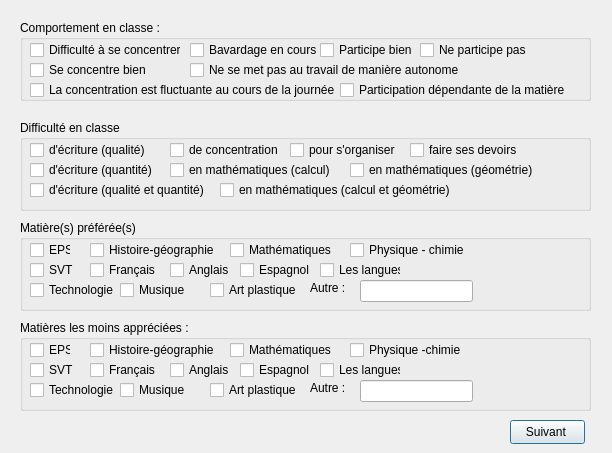
Old version of the form interface3.ui in the repository flo91360/TrameErgo.
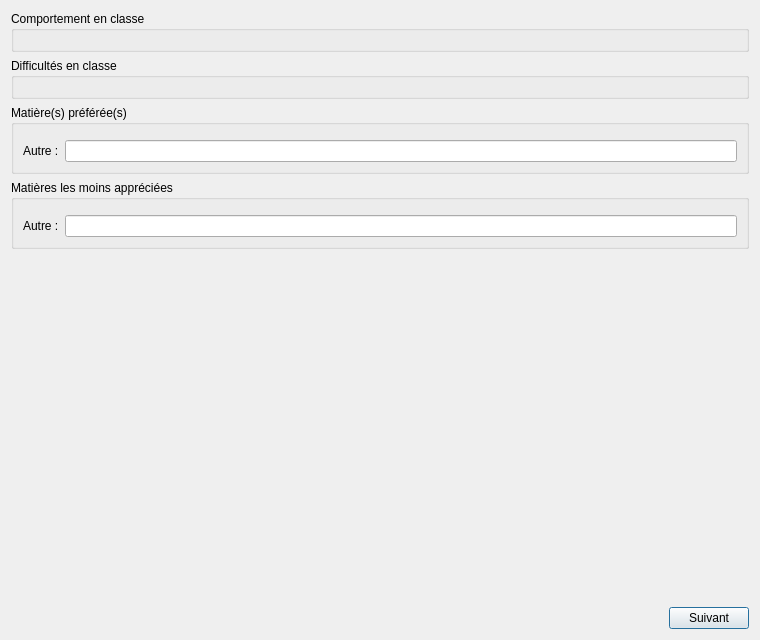
New version of the form. Custom widgets are drawn as their Qt base class.

```diff
--- a/interface3.ui
+++ b/interface3.ui
@@ -2,662 +2,91 @@
 <ui version="4.0">
  <class>Interface3</class>
  <widget class="QDialog" name="Interface3">
-  <property name="geometry">
-   <rect>
-    <x>0</x>
-    <y>0</y>
-    <width>612</width>
-    <height>453</height>
-   </rect>
-  </property>
-  <property name="windowTitle">
-   <string>Dialog</string>
-  </property>
-  <widget class="QGroupBox" name="groupBoxDifficultesClasse">
-   <property name="geometry">
-    <rect>
-     <x>20</x>
-     <y>120</y>
-     <width>571</width>
-     <height>91</height>
-    </rect>
-   </property>
-   <property name="title">
-    <string>Difficulté en classe </string>
-   </property>
-   <widget class="QCheckBox" name="checkBoxEcritureQualite">
-    <property name="geometry">
-     <rect>
-      <x>10</x>
-      <y>20</y>
-      <width>131</width>
-      <height>20</height>
-     </rect>
-    </property>
-    <property name="text">
-     <string>d'écriture (qualité)</string>
-    </property>
-   </widget>
-   <widget class="QCheckBox" name="checkBoxEcritureQuantite">
-    <property name="geometry">
-     <rect>
-      <x>10</x>
-      <y>40</y>
-      <width>131</width>
-      <height>20</height>
-     </rect>
-    </property>
-    <property name="text">
-     <string>d'écriture (quantité)</string>
-    </property>
-   </widget>
-   <widget class="QCheckBox" name="checkBoxEcritureQualiteQuantite">
-    <property name="geometry">
-     <rect>
-      <x>10</x>
-      <y>60</y>
-      <width>191</width>
-      <height>20</height>
-     </rect>
-    </property>
-    <property name="text">
-     <string>d'écriture (qualité et quantité)</string>
-    </property>
-   </widget>
-   <widget class="QCheckBox" name="checkBoxDCConcentration">
-    <property name="geometry">
-     <rect>
-      <x>150</x>
-      <y>20</y>
-      <width>111</width>
-      <height>20</height>
-     </rect>
-    </property>
-    <property name="text">
-     <string>de concentration </string>
-    </property>
-   </widget>
-   <widget class="QCheckBox" name="checkBoxMathematiquesCalcul">
-    <property name="geometry">
-     <rect>
-      <x>150</x>
-      <y>40</y>
-      <width>161</width>
-      <height>20</height>
-     </rect>
-    </property>
-    <property name="text">
-     <string>en mathématiques (calcul)</string>
-    </property>
-   </widget>
-   <widget class="QCheckBox" name="checkBoxMathematiquesCalculGeometrie">
-    <property name="geometry">
-     <rect>
-      <x>200</x>
-      <y>60</y>
-      <width>231</width>
-      <height>20</height>
-     </rect>
-    </property>
-    <property name="text">
-     <string>en mathématiques (calcul et géométrie)</string>
-    </property>
-   </widget>
-   <widget class="QCheckBox" name="checkBoxMathematiquesGeometrie">
-    <property name="geometry">
-     <rect>
-      <x>330</x>
-      <y>40</y>
-      <width>191</width>
-      <height>20</height>
-     </rect>
-    </property>
-    <property name="text">
-     <string>en mathématiques (géométrie)</string>
-    </property>
-   </widget>
-   <widget class="QCheckBox" name="checkBoxOrganiser">
-    <property name="geometry">
-     <rect>
-      <x>270</x>
-      <y>20</y>
-      <width>111</width>
-      <height>20</height>
-     </rect>
-    </property>
-    <property name="text">
-     <string>pour s'organiser</string>
-    </property>
-   </widget>
-   <widget class="QCheckBox" name="checkBoxFaireDevoirs">
-    <property name="geometry">
-     <rect>
-      <x>390</x>
-      <y>20</y>
-      <width>111</width>
-      <height>20</height>
-     </rect>
-    </property>
-    <property name="text">
-     <string>faire ses devoirs</string>
-    </property>
-   </widget>
-  </widget>
-  <widget class="QGroupBox" name="groupBoxMatieresPreferees">
-   <property name="geometry">
-    <rect>
-     <x>20</x>
-     <y>220</y>
-     <width>571</width>
-     <height>91</height>
-    </rect>
-   </property>
-   <property name="title">
-    <string>Matière(s) préférée(s)</string>
-   </property>
-   <widget class="QCheckBox" name="checkBoxPrefereEPS">
-    <property name="geometry">
-     <rect>
-      <x>10</x>
-      <y>20</y>
-      <width>41</width>
-      <height>20</height>
-     </rect>
-    </property>
-    <property name="text">
-     <string>EPS</string>
-    </property>
-   </widget>
-   <widget class="QCheckBox" name="checkBoxPrefereSVT">
-    <property name="geometry">
-     <rect>
-      <x>10</x>
-      <y>40</y>
-      <width>76</width>
-      <height>20</height>
-     </rect>
-    </property>
-    <property name="text">
-     <string>SVT</string>
-    </property>
-   </widget>
-   <widget class="QCheckBox" name="checkBoxPrefereTechnologie">
-    <property name="geometry">
-     <rect>
-      <x>10</x>
-      <y>60</y>
-      <width>91</width>
-      <height>20</height>
-     </rect>
-    </property>
-    <property name="text">
-     <string>Technologie</string>
-    </property>
-   </widget>
-   <widget class="QCheckBox" name="checkBoxPrefereHistoireGeographie">
-    <property name="geometry">
-     <rect>
-      <x>70</x>
-      <y>20</y>
-      <width>141</width>
-      <height>20</height>
-     </rect>
-    </property>
-    <property name="text">
-     <string>Histoire-géographie</string>
-    </property>
-   </widget>
-   <widget class="QCheckBox" name="checkBoxPrefereFrancais">
-    <property name="geometry">
-     <rect>
-      <x>70</x>
-      <y>40</y>
-      <width>76</width>
-      <height>20</height>
-     </rect>
-    </property>
-    <property name="text">
-     <string>Français </string>
-    </property>
-   </widget>
-   <widget class="QCheckBox" name="checkBoxPrefereMusique">
-    <property name="geometry">
-     <rect>
-      <x>100</x>
-      <y>60</y>
-      <width>76</width>
-      <height>20</height>
-     </rect>
-    </property>
-    <property name="text">
-     <string>Musique </string>
-    </property>
-   </widget>
-   <widget class="QCheckBox" name="checkBoxPrefereArtsPlastique">
-    <property name="geometry">
-     <rect>
-      <x>190</x>
-      <y>60</y>
-      <width>91</width>
-      <height>20</height>
-     </rect>
-    </property>
-    <property name="text">
-     <string>Art plastique</string>
-    </property>
-   </widget>
-   <widget class="QCheckBox" name="checkBoxPrefereAnglais">
-    <property name="geometry">
-     <rect>
-      <x>150</x>
-      <y>40</y>
-      <width>76</width>
-      <height>20</height>
-     </rect>
-    </property>
-    <property name="text">
-     <string>Anglais</string>
-    </property>
-   </widget>
-   <widget class="QCheckBox" name="checkBoxPrefereEspagnol">
-    <property name="geometry">
-     <rect>
-      <x>220</x>
-      <y>40</y>
-      <width>76</width>
-      <height>20</height>
-     </rect>
-    </property>
-    <property name="text">
-     <string>Espagnol</string>
-    </property>
-   </widget>
-   <widget class="QCheckBox" name="checkBoxPrefereLangues">
-    <property name="geometry">
-     <rect>
-      <x>300</x>
-      <y>40</y>
-      <width>81</width>
-      <height>20</height>
-     </rect>
-    </property>
-    <property name="text">
-     <string>Les langues</string>
-    </property>
-   </widget>
-   <widget class="QCheckBox" name="checkBoxPrefereMathematiques">
-    <property name="geometry">
-     <rect>
-      <x>210</x>
-      <y>20</y>
-      <width>111</width>
-      <height>20</height>
-     </rect>
-    </property>
-    <property name="text">
-     <string>Mathématiques </string>
-    </property>
-   </widget>
-   <widget class="QCheckBox" name="checkBoxPreferePhysiqueChimie">
-    <property name="geometry">
-     <rect>
-      <x>330</x>
-      <y>20</y>
-      <width>121</width>
-      <height>20</height>
-     </rect>
-    </property>
-    <property name="text">
-     <string>Physique - chimie</string>
-    </property>
-   </widget>
-   <widget class="QLabel" name="labelAutreMatierePrefere">
-    <property name="geometry">
-     <rect>
-      <x>290</x>
-      <y>60</y>
-      <width>49</width>
-      <height>16</height>
-     </rect>
-    </property>
-    <property name="text">
-     <string>Autre :</string>
-    </property>
-   </widget>
-   <widget class="QLineEdit" name="lineEditMatierePrefere">
-    <property name="geometry">
-     <rect>
-      <x>340</x>
-      <y>60</y>
-      <width>113</width>
-      <height>22</height>
-     </rect>
-    </property>
-   </widget>
-  </widget>
-  <widget class="QGroupBox" name="groupBoxComportementClasse">
-   <property name="geometry">
-    <rect>
-     <x>20</x>
-     <y>20</y>
-     <width>571</width>
-     <height>81</height>
-    </rect>
-   </property>
-   <property name="title">
-    <string>Comportement en classe : </string>
-   </property>
-   <widget class="QCheckBox" name="checkBoxCCDifficultesConcentrer">
-    <property name="geometry">
-     <rect>
-      <x>10</x>
-      <y>20</y>
-      <width>151</width>
-      <height>20</height>
-     </rect>
-    </property>
-    <property name="text">
-     <string>Difficulté à se concentrer</string>
-    </property>
-   </widget>
-   <widget class="QCheckBox" name="checkBoxConcentreBien">
-    <property name="geometry">
-     <rect>
-      <x>10</x>
-      <y>40</y>
-      <width>151</width>
-      <height>20</height>
-     </rect>
-    </property>
-    <property name="text">
-     <string>Se concentre bien </string>
-    </property>
-   </widget>
-   <widget class="QCheckBox" name="checkBoxConcentrationFluctuente">
-    <property name="geometry">
-     <rect>
-      <x>10</x>
-      <y>60</y>
-      <width>321</width>
-      <height>20</height>
-     </rect>
-    </property>
-    <property name="text">
-     <string>La concentration est fluctuante au cours de la journée </string>
-    </property>
-   </widget>
-   <widget class="QCheckBox" name="checkBoxBavardage">
-    <property name="geometry">
-     <rect>
-      <x>170</x>
-      <y>20</y>
-      <width>131</width>
-      <height>20</height>
-     </rect>
-    </property>
-    <property name="text">
-     <string>Bavardage en cours</string>
-    </property>
-   </widget>
-   <widget class="QCheckBox" name="checkBoxTravailNonAutonome">
-    <property name="geometry">
-     <rect>
-      <x>170</x>
-      <y>40</y>
-      <width>271</width>
-      <height>20</height>
-     </rect>
-    </property>
-    <property name="text">
-     <string>Ne se met pas au travail de manière autonome</string>
-    </property>
-   </widget>
-   <widget class="QCheckBox" name="checkBoxParticipeBien">
-    <property name="geometry">
-     <rect>
-      <x>300</x>
-      <y>20</y>
-      <width>101</width>
-      <height>20</height>
-     </rect>
-    </property>
-    <property name="text">
-     <string>Participe bien </string>
-    </property>
-   </widget>
-   <widget class="QCheckBox" name="checkBoxParticipePas">
-    <property name="geometry">
-     <rect>
-      <x>400</x>
-      <y>20</y>
-      <width>121</width>
-      <height>20</height>
-     </rect>
-    </property>
-    <property name="text">
-     <string>Ne participe pas</string>
-    </property>
-   </widget>
-   <widget class="QCheckBox" name="checkBoxParticipeSelonMatiere">
-    <property name="geometry">
-     <rect>
-      <x>320</x>
-      <y>60</y>
-      <width>231</width>
-      <height>20</height>
-     </rect>
-    </property>
-    <property name="text">
-     <string>Participation dépendante de la matière</string>
-    </property>
-   </widget>
-  </widget>
-  <widget class="QGroupBox" name="groupBoxMatieresDetestees">
-   <property name="geometry">
-    <rect>
-     <x>20</x>
-     <y>320</y>
-     <width>571</width>
-     <height>91</height>
-    </rect>
-   </property>
-   <property name="title">
-    <string>Matières les moins appréciées :</string>
-   </property>
-   <widget class="QCheckBox" name="checkBoxDetesteEPS">
-    <property name="geometry">
-     <rect>
-      <x>10</x>
-      <y>20</y>
-      <width>41</width>
-      <height>20</height>
-     </rect>
-    </property>
-    <property name="text">
-     <string>EPS</string>
-    </property>
-   </widget>
-   <widget class="QCheckBox" name="checkBoxDetesteSVT">
-    <property name="geometry">
-     <rect>
-      <x>10</x>
-      <y>40</y>
-      <width>76</width>
-      <height>20</height>
-     </rect>
-    </property>
-    <property name="text">
-     <string>SVT</string>
-    </property>
-   </widget>
-   <widget class="QCheckBox" name="checkBoxDetesteTechnologie">
-    <property name="geometry">
-     <rect>
-      <x>10</x>
-      <y>60</y>
-      <width>91</width>
-      <height>20</height>
-     </rect>
-    </property>
-    <property name="text">
-     <string>Technologie</string>
-    </property>
-   </widget>
-   <widget class="QCheckBox" name="checkBoxDetesteHistoireGeo">
-    <property name="geometry">
-     <rect>
-      <x>70</x>
-      <y>20</y>
-      <width>141</width>
-      <height>20</height>
-     </rect>
-    </property>
-    <property name="text">
-     <string>Histoire-géographie</string>
-    </property>
-   </widget>
-   <widget class="QCheckBox" name="checkBoxDetesteFrancais">
-    <property name="geometry">
-     <rect>
-      <x>70</x>
-      <y>40</y>
-      <width>76</width>
-      <height>20</height>
-     </rect>
-    </property>
-    <property name="text">
-     <string>Français </string>
-    </property>
-   </widget>
-   <widget class="QCheckBox" name="checkBoxDetesteMusique">
-    <property name="geometry">
-     <rect>
-      <x>100</x>
-      <y>60</y>
-      <width>76</width>
-      <height>20</height>
-     </rect>
-    </property>
-    <property name="text">
-     <string>Musique </string>
-    </property>
-   </widget>
-   <widget class="QCheckBox" name="checkBoxDetesteArtsPlastique">
-    <property name="geometry">
-     <rect>
-      <x>190</x>
-      <y>60</y>
-      <width>91</width>
-      <height>20</height>
-     </rect>
-    </property>
-    <property name="text">
-     <string>Art plastique</string>
-    </property>
-   </widget>
-   <widget class="QCheckBox" name="checkBoxDetesteAnglais">
-    <property name="geometry">
-     <rect>
-      <x>150</x>
-      <y>40</y>
-      <width>76</width>
-      <height>20</height>
-     </rect>
-    </property>
-    <property name="text">
-     <string>Anglais</string>
-    </property>
-   </widget>
-   <widget class="QCheckBox" name="checkBoxDetesteEspagnol">
-    <property name="geometry">
-     <rect>
-      <x>220</x>
-      <y>40</y>
-      <width>76</width>
-      <height>20</height>
-     </rect>
-    </property>
-    <property name="text">
-     <string>Espagnol</string>
-    </property>
-   </widget>
-   <widget class="QCheckBox" name="checkBoxDetesteLangues">
-    <property name="geometry">
-     <rect>
-      <x>300</x>
-      <y>40</y>
-      <width>81</width>
-      <height>20</height>
-     </rect>
-    </property>
-    <property name="text">
-     <string>Les langues</string>
-    </property>
-   </widget>
-   <widget class="QCheckBox" name="checkBoxDetesteMathematiques">
-    <property name="geometry">
-     <rect>
-      <x>210</x>
-      <y>20</y>
-      <width>111</width>
-      <height>20</height>
-     </rect>
-    </property>
-    <property name="text">
-     <string>Mathématiques </string>
-    </property>
-   </widget>
-   <widget class="QCheckBox" name="checkBoxDetestePhysiqueChimie">
-    <property name="geometry">
-     <rect>
-      <x>330</x>
-      <y>20</y>
-      <width>121</width>
-      <height>20</height>
-     </rect>
-    </property>
-    <property name="text">
-     <string>Physique -chimie</string>
-    </property>
-   </widget>
-   <widget class="QLabel" name="labelAutresMatiereDeteste">
-    <property name="geometry">
-     <rect>
-      <x>290</x>
-      <y>60</y>
-      <width>49</width>
-      <height>16</height>
-     </rect>
-    </property>
-    <property name="text">
-     <string>Autre :</string>
-    </property>
-   </widget>
-   <widget class="QLineEdit" name="lineEditMatiereDeteste">
-    <property name="geometry">
-     <rect>
-      <x>340</x>
-      <y>60</y>
-      <width>113</width>
-      <height>22</height>
-     </rect>
-    </property>
-   </widget>
-  </widget>
-  <widget class="QPushButton" name="pushButtonSuivant">
-   <property name="geometry">
-    <rect>
-     <x>510</x>
-     <y>420</y>
-     <width>75</width>
-     <height>24</height>
-    </rect>
-   </property>
-   <property name="text">
-    <string>Suivant </string>
-   </property>
-  </widget>
+  <property name="geometry"><rect><x>0</x><y>0</y><width>760</width><height>640</height></rect></property>
+  <property name="windowTitle"><string>TrameErgo - Scolarité</string></property>
+  <layout class="QVBoxLayout" name="dispositionEcran">
+   <item>
+    <widget class="QGroupBox" name="groupBoxComportementClasse">
+     <property name="title"><string>Comportement en classe</string></property>
+     <layout class="QVBoxLayout" name="layoutGroupBoxComportementClasse">
+      <item>
+       <widget class="ListeCases" name="listeComportement"/>
+      </item>
+     </layout>
+    </widget>
+   </item>
+   <item>
+    <widget class="QGroupBox" name="groupBoxDifficultesClasse">
+     <property name="title"><string>Difficultés en classe</string></property>
+     <layout class="QVBoxLayout" name="layoutGroupBoxDifficultesClasse">
+      <item>
+       <widget class="ListeCases" name="listeDifficultes"/>
+      </item>
+     </layout>
+    </widget>
+   </item>
+   <item>
+    <widget class="QGroupBox" name="groupBoxMatieresPreferees">
+     <property name="title"><string>Matière(s) préférée(s)</string></property>
+     <layout class="QVBoxLayout" name="layoutGroupBoxMatieresPreferees">
+      <item>
+       <widget class="ListeCases" name="listeMatieresPreferees"/>
+      </item>
+      <item>
+       <layout class="QHBoxLayout" name="layoutAutreMatierePreferee">
+        <item>
+         <widget class="QLabel" name="labelAutreMatierePreferee"><property name="text"><string>Autre :</string></property></widget>
+        </item>
+        <item>
+         <widget class="QLineEdit" name="lineEditMatierePrefere"/>
+        </item>
+       </layout>
+      </item>
+     </layout>
+    </widget>
+   </item>
+   <item>
+    <widget class="QGroupBox" name="groupBoxMatieresDetestees">
+     <property name="title"><string>Matières les moins appréciées</string></property>
+     <layout class="QVBoxLayout" name="layoutGroupBoxMatieresDetestees">
+      <item>
+       <widget class="ListeCases" name="listeMatieresDetestees"/>
+      </item>
+      <item>
+       <layout class="QHBoxLayout" name="layoutAutreMatiereDetestee">
+        <item>
+         <widget class="QLabel" name="labelAutreMatiereDetestee"><property name="text"><string>Autre :</string></property></widget>
+        </item>
+        <item>
+         <widget class="QLineEdit" name="lineEditMatiereDeteste"/>
+        </item>
+       </layout>
+      </item>
+     </layout>
+    </widget>
+   </item>
+   <item>
+    <spacer name="espaceVertical"><property name="orientation"><enum>Qt::Vertical</enum></property><property name="sizeHint" stdset="0"><size><width>20</width><height>40</height></size></property></spacer>
+   </item>
+   <item>
+    <layout class="QHBoxLayout" name="layoutBas">
+     <item>
+      <spacer name="espaceBas"><property name="orientation"><enum>Qt::Horizontal</enum></property><property name="sizeHint" stdset="0"><size><width>40</width><height>20</height></size></property></spacer>
+     </item>
+     <item>
+      <widget class="QPushButton" name="pushButtonSuivant"><property name="text"><string>Suivant</string></property></widget>
+     </item>
+    </layout>
+   </item>
+  </layout>
  </widget>
+ <customwidgets>
+  <customwidget>
+   <class>ListeCases</class>
+   <extends>QWidget</extends>
+   <header>listecases.h</header>
+  </customwidget>
+ </customwidgets>
  <resources/>
  <connections/>
 </ui>
```
